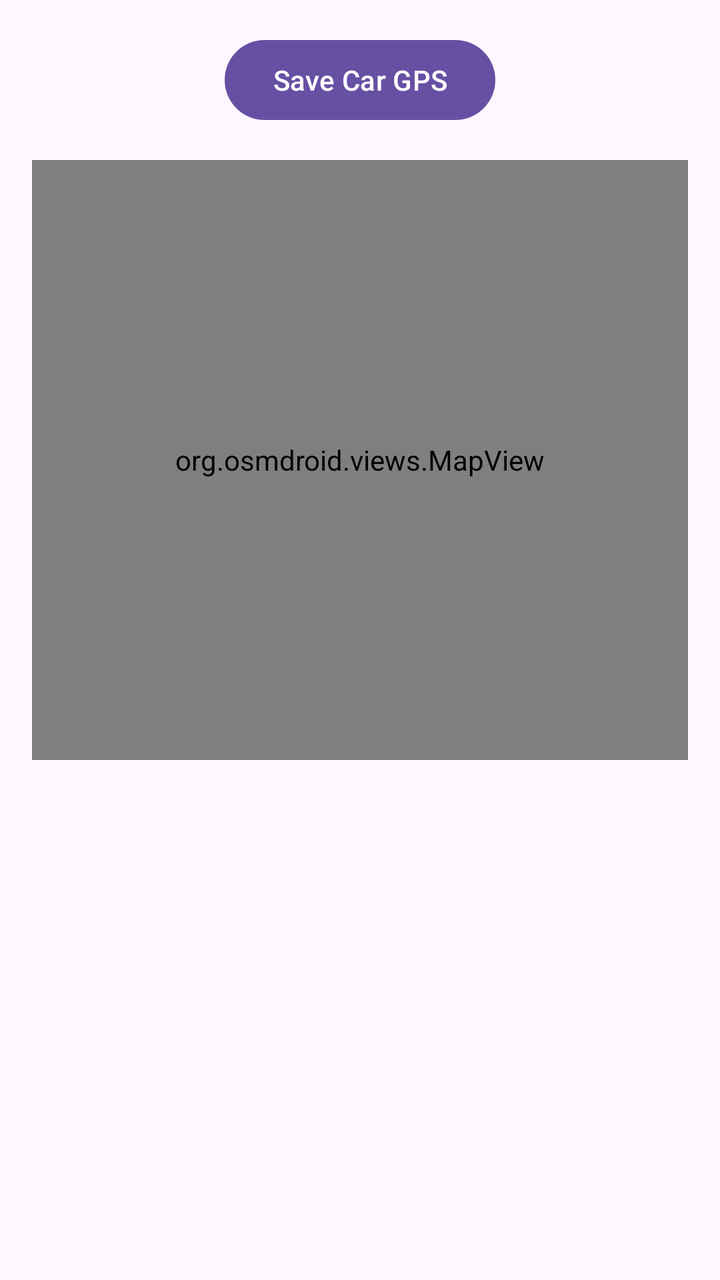
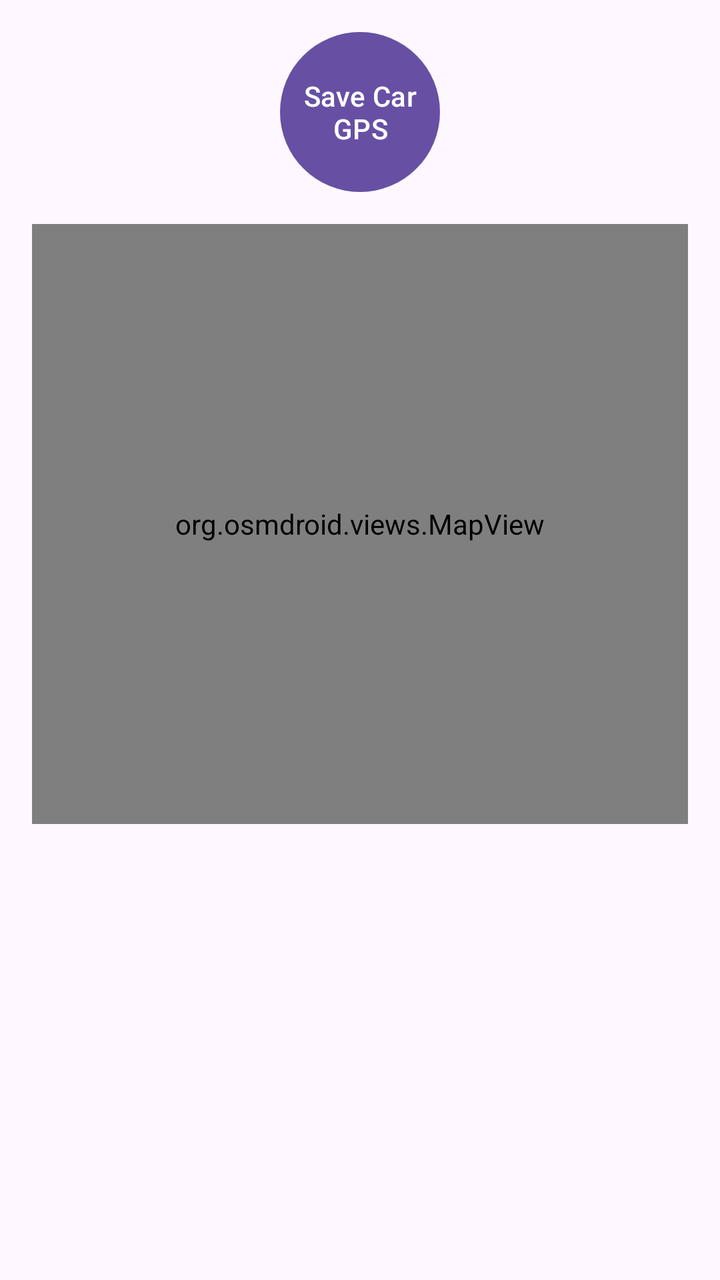

Screens rendered from an Android XML layout before and after an edit, with the pre-edit source and the edit as a unified diff.
<!-- AndroidManifest.xml: application theme Theme.WhereIsMyCar -->
<!-- res/layout/fragment_location_list.xml -->
<?xml version="1.0" encoding="utf-8"?>
<androidx.core.widget.NestedScrollView xmlns:android="http://schemas.android.com/apk/res/android"
    xmlns:app="http://schemas.android.com/apk/res-auto"
    xmlns:tools="http://schemas.android.com/tools"
    android:layout_width="match_parent"
    android:layout_height="match_parent"
    android:fillViewport="true"
    tools:context=".LocationListFragment">

    <androidx.constraintlayout.widget.ConstraintLayout
        android:layout_width="match_parent"
        android:layout_height="wrap_content"
        android:padding="16dp">

        <Button
            android:id="@+id/save_car"
            android:layout_width="wrap_content"
            android:layout_height="wrap_content"
            android:text="@string/save_position"
            app:layout_constraintEnd_toEndOf="parent"
            app:layout_constraintStart_toStartOf="parent"
            app:layout_constraintTop_toTopOf="parent" />

        <FrameLayout
            android:id="@+id/map_container"
            android:layout_width="0dp"
            android:layout_height="300dp"
            android:layout_marginTop="16dp"
            app:layout_constraintEnd_toEndOf="parent"
            app:layout_constraintStart_toStartOf="parent"
            app:layout_constraintTop_toBottomOf="@id/save_car">

            <org.osmdroid.views.MapView
                android:id="@+id/map"
                android:layout_width="match_parent"
                android:layout_height="match_parent" />

            <com.google.android.material.floatingactionbutton.FloatingActionButton
                android:id="@+id/btn_center_location"
                android:layout_width="wrap_content"
                android:layout_height="wrap_content"
                android:layout_gravity="bottom|end"
                android:layout_margin="16dp"
                android:src="@android:drawable/ic_menu_mylocation"
                android:visibility="gone"
                app:fabSize="mini" />
        </FrameLayout>

        <androidx.recyclerview.widget.RecyclerView
            android:id="@+id/car_locations"
            android:layout_width="match_parent"
            android:layout_height="0dp"
            android:layout_marginTop="16dp"
            app:layout_constraintBottom_toBottomOf="parent"
            app:layout_constraintTop_toBottomOf="@id/map_container" />

    </androidx.constraintlayout.widget.ConstraintLayout>
</androidx.core.widget.NestedScrollView>
<!-- resources referenced by this layout -->
<resources>
  <string name="save_position">Save Car GPS</string>
  <style name="Theme.WhereIsMyCar" parent="Base.Theme.WhereIsMyCar" />
  <style name="Base.Theme.WhereIsMyCar" parent="Theme.Material3.DayNight.NoActionBar">
          
          
      </style>
</resources>

<!-- the commit's change to res/layout/fragment_location_list.xml (unified diff, before → after) -->
@@ -14,9 +14,15 @@
 
         <Button
             android:id="@+id/save_car"
-            android:layout_width="wrap_content"
-            android:layout_height="wrap_content"
+            android:layout_width="80dp"
+            android:layout_height="80dp"
+            android:insetTop="0dp"
+            android:insetBottom="0dp"
+            android:padding="8dp"
             android:text="@string/save_position"
+            android:maxLines="2"
+            android:ellipsize="end"
+            app:cornerRadius="40dp"
             app:layout_constraintEnd_toEndOf="parent"
             app:layout_constraintStart_toStartOf="parent"
             app:layout_constraintTop_toTopOf="parent" />
@@ -41,6 +47,7 @@
                 android:layout_height="wrap_content"
                 android:layout_gravity="bottom|end"
                 android:layout_margin="16dp"
+                android:contentDescription="@string/current_location"
                 android:src="@android:drawable/ic_menu_mylocation"
                 android:visibility="gone"
                 app:fabSize="mini" />
<!-- resource entries referenced after the edit -->
@@ -1,5 +1,6 @@
 <!-- resources referenced by this layout -->
 <resources>
+  <string name="current_location">Go to current location</string>
   <string name="save_position">Save Car GPS</string>
   <style name="Theme.WhereIsMyCar" parent="Base.Theme.WhereIsMyCar" />
   <style name="Base.Theme.WhereIsMyCar" parent="Theme.Material3.DayNight.NoActionBar">
